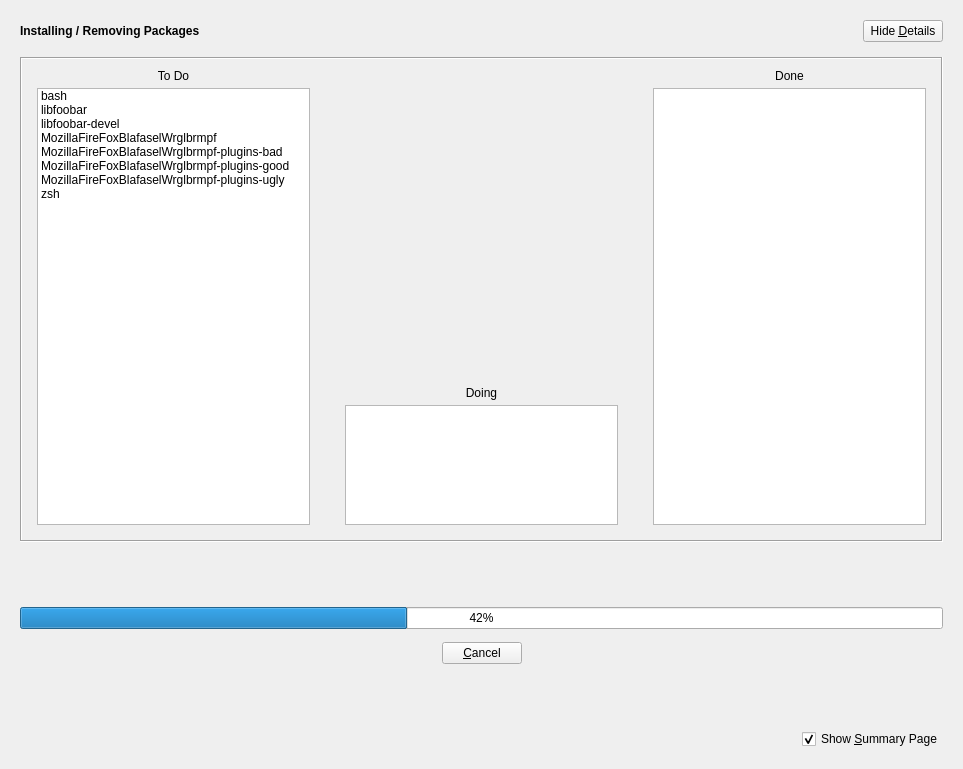
Qt form src/pkg-commit-page.ui (shundhammer/yqpkg) before a commit.
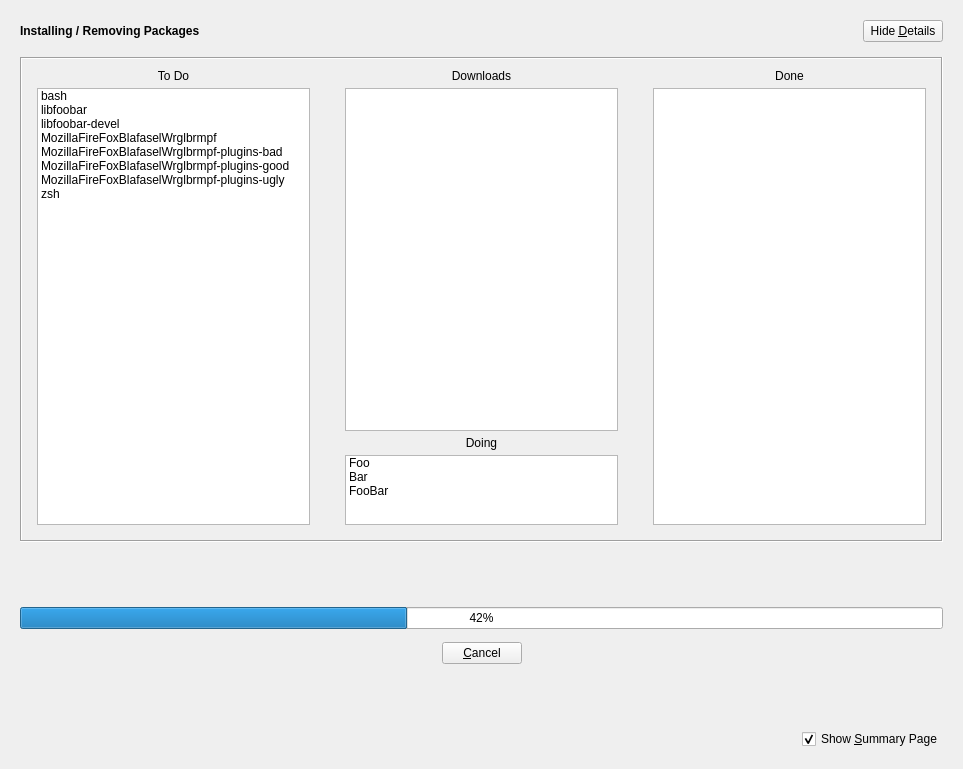
The same form after that commit. Custom widgets are drawn as their Qt base class.

Commit message: Added a downloads list in PkgCommit

```diff
--- a/src/pkg-commit-page.ui
+++ b/src/pkg-commit-page.ui
@@ -209,20 +209,48 @@
         <item>
          <layout class="QVBoxLayout" name="doingVBox">
           <item>
-           <spacer name="doingVSpacer">
-            <property name="orientation">
-             <enum>Qt::Vertical</enum>
+           <widget class="QLabel" name="downloadsLabel">
+            <property name="text">
+             <string>Downloads</string>
             </property>
-            <property name="sizeType">
-             <enum>QSizePolicy::MinimumExpanding</enum>
+            <property name="alignment">
+             <set>Qt::AlignCenter</set>
             </property>
-            <property name="sizeHint" stdset="0">
-             <size>
-              <width>20</width>
-              <height>100</height>
-             </size>
+           </widget>
+          </item>
+          <item>
+           <widget class="PkgTaskListWidget" name="downloadsList">
+            <property name="sizePolicy">
+             <sizepolicy hsizetype="MinimumExpanding" vsizetype="MinimumExpanding">
+              <horstretch>1</horstretch>
+              <verstretch>0</verstretch>
+             </sizepolicy>
             </property>
-           </spacer>
+            <property name="frameShape">
+             <enum>QFrame::StyledPanel</enum>
+            </property>
+            <property name="frameShadow">
+             <enum>QFrame::Sunken</enum>
+            </property>
+            <property name="horizontalScrollBarPolicy">
+             <enum>Qt::ScrollBarAlwaysOff</enum>
+            </property>
+            <property name="editTriggers">
+             <set>QAbstractItemView::NoEditTriggers</set>
+            </property>
+            <property name="showDropIndicator" stdset="0">
+             <bool>false</bool>
+            </property>
+            <property name="selectionMode">
+             <enum>QAbstractItemView::NoSelection</enum>
+            </property>
+            <property name="textElideMode">
+             <enum>Qt::ElideMiddle</enum>
+            </property>
+            <property name="uniformItemSizes">
+             <bool>true</bool>
+            </property>
+           </widget>
           </item>
           <item>
            <widget class="QLabel" name="doingLabel">
@@ -245,7 +273,7 @@
             <property name="maximumSize">
              <size>
               <width>16777215</width>
-              <height>120</height>
+              <height>70</height>
              </size>
             </property>
             <property name="frameShape">
@@ -272,6 +300,21 @@
             <property name="uniformItemSizes">
              <bool>true</bool>
             </property>
+            <item>
+             <property name="text">
+              <string>Foo</string>
+             </property>
+            </item>
+            <item>
+             <property name="text">
+              <string>Bar</string>
+             </property>
+            </item>
+            <item>
+             <property name="text">
+              <string>FooBar</string>
+             </property>
+            </item>
            </widget>
           </item>
          </layout>
```
The commit also changes 5 other files.
